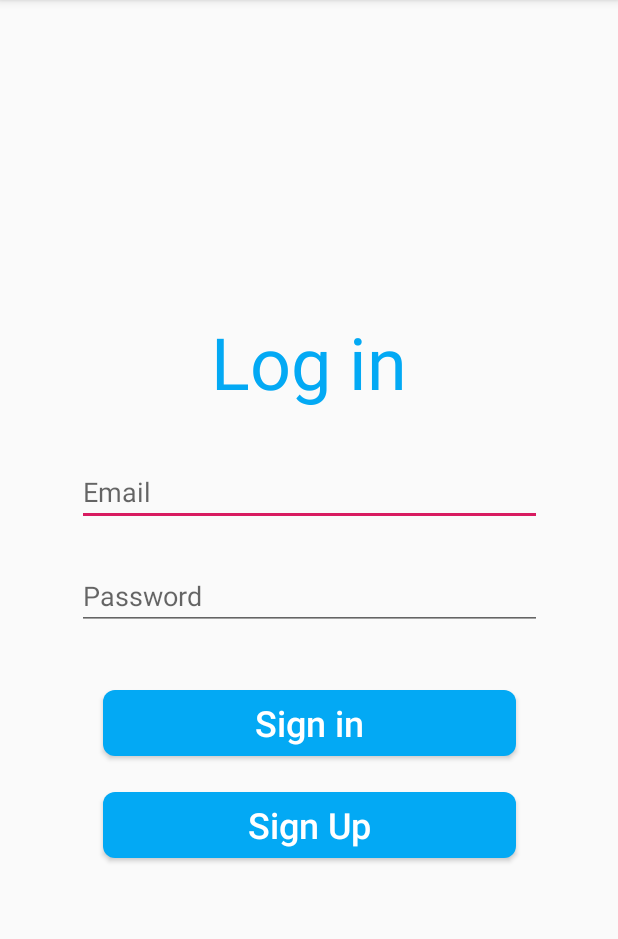
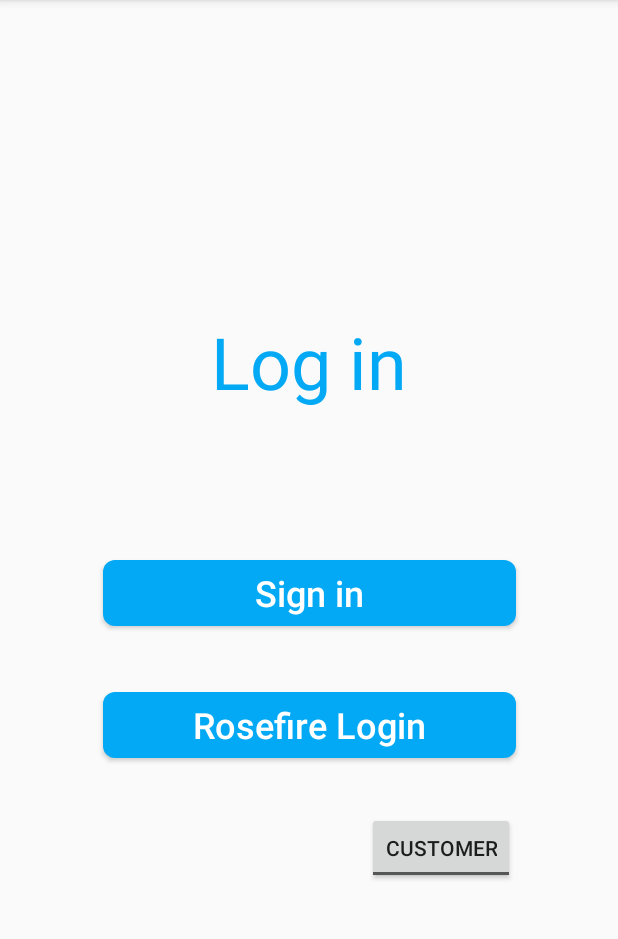
Before and after one commit to Qrune/SnackPlus, an Android app: the screen it shows after launch (MainActivity), on a phone screen of 412 x 824 dp, the part 84-1023 px from its top. Run offline under Robolectric (Android 15) with nearby library versions, the phone set to English and light mode, and no system bars; our stand-ins replace Firebase (no records; nobody signed in at launch, a user with empty details on screens opened directly); libraries missing offline, so code that uses them is left out: com.firebase.ui, edu.rosehulman.rosefire.

Commit message:
added rosefire and role distribute

```diff
--- a/app/build.gradle
+++ b/app/build.gradle
@@ -38,6 +38,7 @@ dependencies {
     implementation 'com.google.firebase:firebase-auth:16.1.0'
     implementation 'com.google.android.gms:play-services-auth:16.0.1'
     implementation 'com.firebaseui:firebase-ui-auth:4.3.1'
+    implementation 'edu.rosehulman.csse.rosefire:rosefire-android-client:2.1.0'
 
 }
 apply plugin: 'com.google.gms.google-services'
--- a/app/src/main/java/edu/rose/snack/snackplus/login/LoginFragment.kt
+++ b/app/src/main/java/edu/rose/snack/snackplus/login/LoginFragment.kt
@@ -7,6 +7,7 @@ import android.view.LayoutInflater
 import android.view.View
 import android.view.ViewGroup
 import android.widget.EditText
+import android.widget.ToggleButton
 import com.google.firebase.auth.FirebaseAuth
 import edu.rose.snack.snackplus.R
 import kotlinx.android.synthetic.main.log_in_main.view.*
@@ -29,6 +30,7 @@ class LoginFragment : Fragment() {
 
     private var listener: OnLoginButtonPressedListener? = null
     val auth = FirebaseAuth.getInstance()
+    private var isDriver = false
     override fun onCreate(savedInstanceState: Bundle?) {
         super.onCreate(savedInstanceState)
         arguments?.let {
@@ -40,12 +42,17 @@ class LoginFragment : Fragment() {
         savedInstanceState: Bundle?
     ): View? {
         val view = inflater.inflate(R.layout.log_in_main, container, false)
-        var inputEmail = view.findViewById<EditText>(R.id.login_email)
-        var inputPassword = view.findViewById<EditText>(R.id.login_password)
+        val toggle: ToggleButton = view.findViewById(R.id.is_driver)
+        toggle.setOnCheckedChangeListener { _, isChecked ->
+            isDriver = isChecked
+        }
+//        var inputEmail = view.findViewById<EditText>(R.id.login_email)
+//        var inputPassword = view.findViewById<EditText>(R.id.login_password)
         view.btn_login_login.setOnClickListener{
-            var email = inputEmail.text.toString()
-            val password = inputPassword.text.toString()
-            listener?.onLoginButtonPressed(email, password)
+            listener?.onUIBtnPressed(isDriver)
+        }
+        view.btn_login_rosefire.setOnClickListener{
+            listener?.onRoseBtnPressed(isDriver)
         }
         return view
     }
@@ -67,8 +74,8 @@ class LoginFragment : Fragment() {
 
 
     interface OnLoginButtonPressedListener {
-
-        fun onLoginButtonPressed(email: String, password: String)
+        fun onRoseBtnPressed(isDriver: Boolean)
+        fun onUIBtnPressed(isDriver: Boolean)
     }
 
 
--- a/app/src/main/res/layout/log_in_main.xml
+++ b/app/src/main/res/layout/log_in_main.xml
@@ -16,55 +16,40 @@
             app:layout_constraintEnd_toEndOf="parent"
             android:layout_marginBottom="8dp" app:layout_constraintBottom_toBottomOf="parent"
             app:layout_constraintVertical_bias="0.3"/>
-    <EditText
-            android:id="@+id/login_email"
-            android:layout_width="310dp"
-            android:layout_height="wrap_content"
-            android:layout_below="@+id/log_in"
-            android:layout_centerHorizontal="true"
-            android:hint="@string/email"
-
-            android:layout_marginTop="32dp"
-            app:layout_constraintTop_toBottomOf="@+id/log_in" android:layout_marginStart="8dp"
-            app:layout_constraintStart_toStartOf="parent" android:layout_marginEnd="8dp"
-            app:layout_constraintEnd_toEndOf="parent"/>
-    <EditText
-            android:id="@+id/login_password"
-            android:layout_width="310dp"
-            android:inputType="textPassword"
-            android:layout_height="wrap_content"
-            android:layout_below="@+id/login_email"
-            android:layout_centerHorizontal="true"
-            android:hint="@string/password"
-            android:layout_marginTop="24dp"
-            app:layout_constraintTop_toBottomOf="@+id/login_email" android:layout_marginStart="8dp"
-            app:layout_constraintStart_toStartOf="parent" android:layout_marginEnd="8dp"
-            app:layout_constraintEnd_toEndOf="parent"/>
     <Button android:layout_width="275dp"
             android:layout_height="44dp"
             android:id="@+id/btn_login_login"
-            android:layout_below="@+id/login_password"
             android:layout_centerHorizontal="true"
             android:background="@drawable/btn_rounded"
             android:text="@string/sign_in"
             android:textColor="@color/colorWhite"
             android:textSize="24sp"
-            android:textAllCaps="false" android:layout_marginTop="40dp"
-            app:layout_constraintTop_toBottomOf="@+id/login_password" android:layout_marginStart="8dp"
+            android:textAllCaps="false"
+            android:layout_marginStart="8dp"
             app:layout_constraintStart_toStartOf="parent" android:layout_marginEnd="8dp"
-            app:layout_constraintEnd_toEndOf="parent"/>
+            app:layout_constraintEnd_toEndOf="parent" android:layout_marginTop="100dp"
+            app:layout_constraintTop_toBottomOf="@+id/log_in"/>
     <Button android:layout_width="275dp"
             android:layout_height="44dp"
             android:background="@drawable/btn_rounded"
-            android:id="@+id/btn_login_signup"
+            android:id="@+id/btn_login_rosefire"
             android:layout_below="@+id/btn_login_login"
             android:layout_centerHorizontal="true"
-            android:text="@string/sign_up"
+            android:text="Rosefire Login"
             android:textColor="@color/colorWhite"
             android:textSize="24sp"
-            android:textAllCaps="false" android:layout_marginTop="24dp"
+            android:textAllCaps="false" android:layout_marginTop="44dp"
             app:layout_constraintTop_toBottomOf="@+id/btn_login_login" android:layout_marginStart="8dp"
             app:layout_constraintStart_toStartOf="parent" android:layout_marginEnd="8dp"
             app:layout_constraintEnd_toEndOf="parent"/>
+    <ToggleButton
+            android:text="ToggleButton"
+            android:layout_width="wrap_content"
+            android:layout_height="wrap_content"
+            android:id="@+id/is_driver" android:textOn="Driver"
+            android:textOff="Customer" android:layout_marginTop="36dp"
+            app:layout_constraintTop_toBottomOf="@+id/btn_login_rosefire" android:layout_marginStart="8dp"
+            app:layout_constraintStart_toStartOf="parent" android:layout_marginEnd="8dp"
+            app:layout_constraintEnd_toEndOf="parent" app:layout_constraintHorizontal_bias="0.797"/>
 
 </android.support.constraint.ConstraintLayout>
--- a/build.gradle
+++ b/build.gradle
@@ -20,6 +20,7 @@ allprojects {
     repositories {
         google()
         jcenter()
+        maven { url "https://maven.csse.rose-hulman.edu/artifactory/libs-release" }
     }
 }
 
```
Also changed, not shown: app/src/main/java/edu/rose/snack/snackplus/MainActivity.kt (+80 -44 lines).
